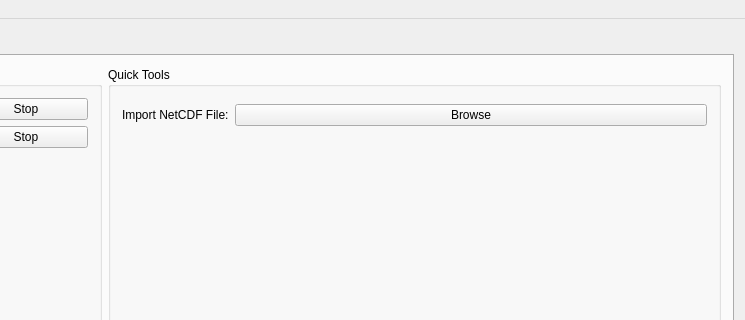
The window that Config_Tool/mainwindow.ui (DFO-Ocean-Navigator/Navigator2Go) describes before a commit, drawn with Qt 5; both pictures show x 535 to 1280 and y 0 to 320 of the 1280 by 720 pixel window.
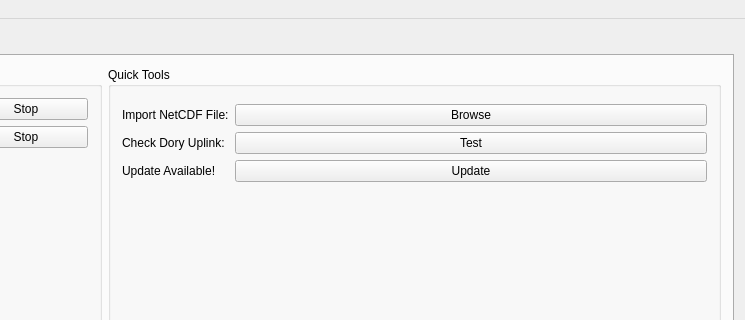
The same window after the commit. Icons and pictures are not drawn.

Commit message:
Implemented checking for Dory uplink.
* Praise thread pools and task queues!
* QTimer will poll Dory for a response every 5 minutes.

Diff of the .ui file:
```diff
--- a/Config_Tool/mainwindow.ui
+++ b/Config_Tool/mainwindow.ui
@@ -36,6 +36,9 @@
    <layout class="QVBoxLayout" name="verticalLayout_2">
     <item>
      <widget class="QTabWidget" name="tabWidget">
+      <property name="enabled">
+       <bool>true</bool>
+      </property>
       <property name="tabShape">
        <enum>QTabWidget::Rounded</enum>
       </property>
@@ -220,6 +223,34 @@
              </property>
             </widget>
            </item>
+           <item row="4" column="0">
+            <widget class="QLabel" name="labelUpdate">
+             <property name="text">
+              <string>Update Available!</string>
+             </property>
+            </widget>
+           </item>
+           <item row="4" column="1">
+            <widget class="QPushButton" name="pushButtonUpdate">
+             <property name="text">
+              <string>Update</string>
+             </property>
+            </widget>
+           </item>
+           <item row="3" column="0">
+            <widget class="QLabel" name="label_16">
+             <property name="text">
+              <string>Check Dory Uplink:</string>
+             </property>
+            </widget>
+           </item>
+           <item row="3" column="1">
+            <widget class="QPushButton" name="pushButtonCheckDoryUplink">
+             <property name="text">
+              <string>Test</string>
+             </property>
+            </widget>
+           </item>
           </layout>
          </widget>
         </item>
```
Left out of the diff: 37 changed lines with no effect on the pictures. The commit also changes 7 other files.
